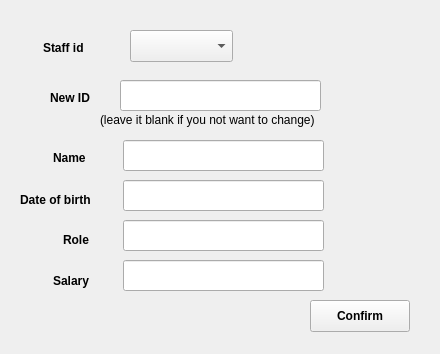
TNT57/FootballClubManagementSystem, file editstaff.ui: the form before one commit.
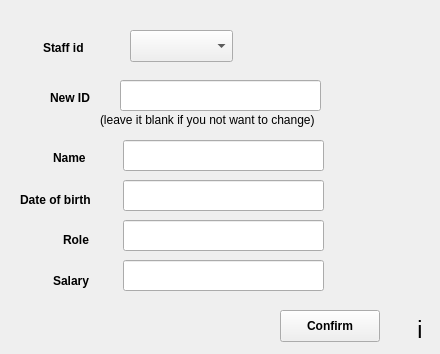
The form after the commit.

```diff
--- a/editstaff.ui
+++ b/editstaff.ui
@@ -36,8 +36,8 @@
   <widget class="QPushButton" name="confirmButton">
    <property name="geometry">
     <rect>
-     <x>310</x>
-     <y>300</y>
+     <x>280</x>
+     <y>310</y>
      <width>100</width>
      <height>32</height>
     </rect>
@@ -225,6 +225,27 @@
     <string>(leave it blank if you not want to change)</string>
    </property>
   </widget>
+  <widget class="QLabel" name="infoLabel">
+   <property name="geometry">
+    <rect>
+     <x>410</x>
+     <y>320</y>
+     <width>20</width>
+     <height>20</height>
+    </rect>
+   </property>
+   <property name="font">
+    <font>
+     <pointsize>17</pointsize>
+    </font>
+   </property>
+   <property name="text">
+    <string>i</string>
+   </property>
+   <property name="alignment">
+    <set>Qt::AlignCenter</set>
+   </property>
+  </widget>
  </widget>
  <resources/>
  <connections/>
```
